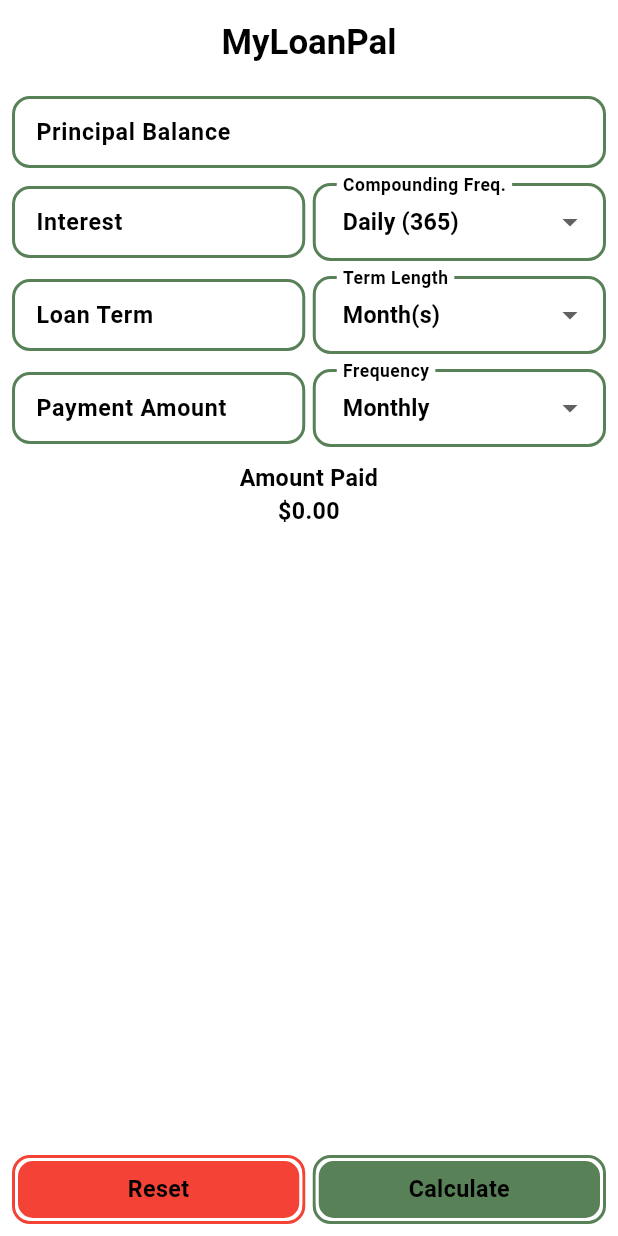
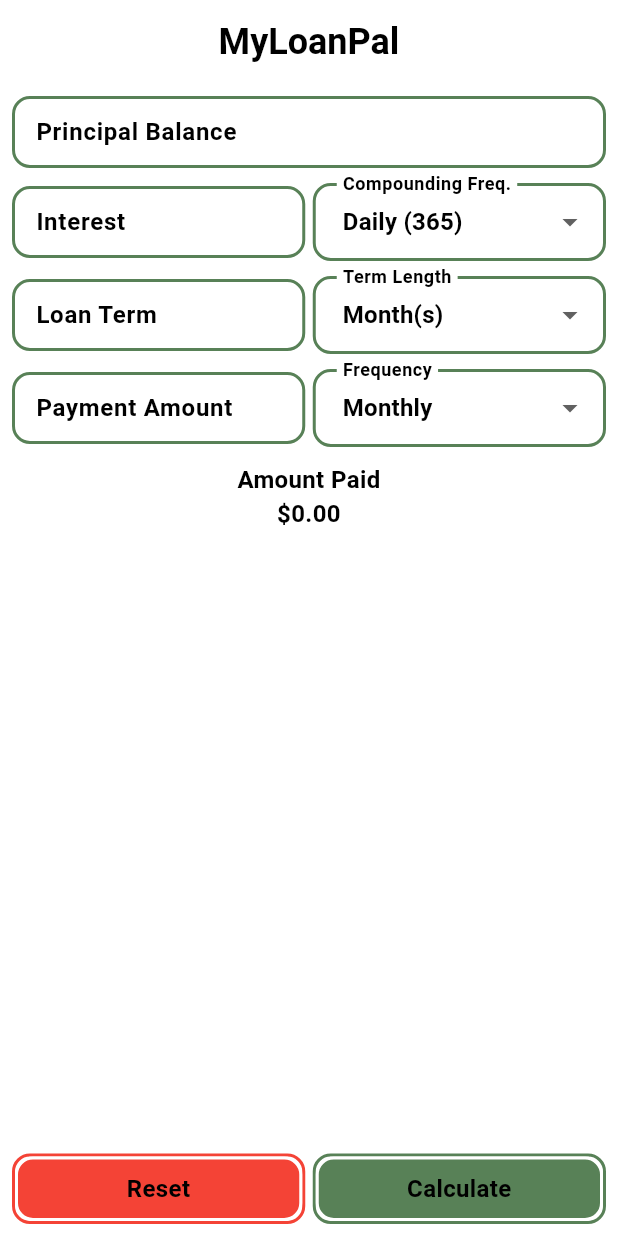
Before and after one commit to zachpfaltzgraff/Loan-Calculator, a Flutter app: the screen it shows after launch, on a phone screen of 412 x 824 dp. Run offline on Flutter 3.47's test engine with Material 3 defaults, Android fonts, the light colour scheme and no system bars; drawn by our look-alikes of fl_chart, google_mobile_ads; our stand-ins replace shared_preferences, vibration; network calls fail.

Commit message:
Update theme.dart

```diff
--- a/loan_calculator/lib/themes/theme.dart
+++ b/loan_calculator/lib/themes/theme.dart
@@ -55,7 +55,7 @@ class Themes extends ChangeNotifier {
   Color get textColor => _isDarkMode ? Colors.white : Colors.black;
 
   TextStyle titleStyle(BuildContext context) {
-    double fontSize = getScaledFontSize(24, context);
+    double fontSize = 24;
     return TextStyle(
       fontSize: fontSize,
       fontWeight: FontWeight.w600,
@@ -64,7 +64,7 @@ class Themes extends ChangeNotifier {
   }
 
   TextStyle textStyle(BuildContext context) {
-    double fontSize = getScaledFontSize(16, context);
+    double fontSize = 16;
     return TextStyle(
       fontSize: fontSize,
       fontWeight: FontWeight.w600,
@@ -73,7 +73,7 @@ class Themes extends ChangeNotifier {
   }
 
   TextStyle hintStyle(BuildContext context) {
-    double fontSize = getScaledFontSize(12, context);
+    double fontSize = 12;
     return TextStyle(
       fontSize: fontSize,
       fontWeight: FontWeight.w600,
@@ -81,10 +81,4 @@ class Themes extends ChangeNotifier {
     );
   }
 
-  getScaledFontSize(double textSize, BuildContext context) {
-    const double designTotal = 1276.0;
-    double total = MediaQuery.of(context).size.width + MediaQuery.of(context).size.height;
-    double scale = total / designTotal;
-    return textSize * scale;
-  }
 }
```
